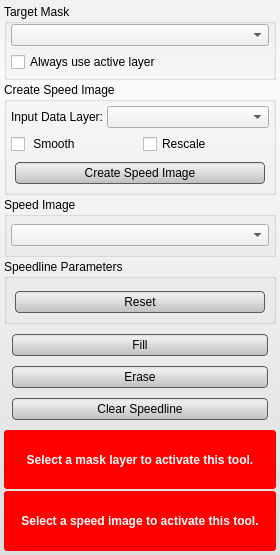
Old version of the form src/Interface/ToolInterface/SpeedlineToolInterface.ui in the repository SCIInstitute/Seg3D.
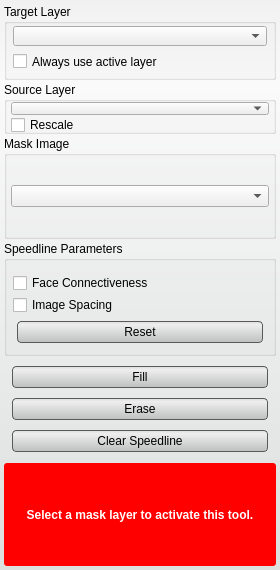
New version of the form. Custom widgets are drawn as their Qt base class.

Commit message: Hook up livewire tool.

```diff
--- a/src/Interface/ToolInterface/SpeedlineToolInterface.ui
+++ b/src/Interface/ToolInterface/SpeedlineToolInterface.ui
@@ -7,7 +7,7 @@
     <x>0</x>
     <y>0</y>
     <width>280</width>
-    <height>555</height>
+    <height>570</height>
    </rect>
   </property>
   <property name="sizePolicy">
@@ -55,10 +55,16 @@
    </property>
    <item>
     <widget class="QGroupBox" name="target_groupbox_">
+     <property name="sizePolicy">
+      <sizepolicy hsizetype="Preferred" vsizetype="Preferred">
+       <horstretch>0</horstretch>
+       <verstretch>0</verstretch>
+      </sizepolicy>
+     </property>
      <property name="minimumSize">
       <size>
        <width>0</width>
-       <height>76</height>
+       <height>0</height>
       </size>
      </property>
      <property name="maximumSize">
@@ -68,7 +74,7 @@
       </size>
      </property>
      <property name="title">
-      <string>Target Mask</string>
+      <string>Target Layer</string>
      </property>
      <layout class="QVBoxLayout" name="verticalLayout_4">
       <property name="spacing">
@@ -87,6 +93,11 @@
        <number>4</number>
       </property>
       <item>
+       <layout class="QVBoxLayout" name="verticalLayout_2">
+        <property name="margin">
+         <number>2</number>
+        </property>
+        <item>
        <widget class="QtUtils::QtDropableComboBox" name="target_mask_">
         <property name="sizePolicy">
          <sizepolicy hsizetype="Ignored" vsizetype="Fixed">
@@ -97,21 +108,6 @@
        </widget>
       </item>
       <item>
-       <widget class="QWidget" name="widget_2" native="true">
-        <property name="minimumSize">
-         <size>
-          <width>0</width>
-          <height>20</height>
-         </size>
-        </property>
-        <layout class="QHBoxLayout" name="horizontalLayout">
-         <property name="spacing">
-          <number>0</number>
-         </property>
-         <property name="margin">
-          <number>0</number>
-         </property>
-         <item>
           <widget class="QCheckBox" name="use_active_layer_">
            <property name="text">
             <string>Always use active layer</string>
@@ -119,7 +115,6 @@
           </widget>
          </item>
         </layout>
-       </widget>
       </item>
      </layout>
     </widget>
@@ -127,7 +122,7 @@
    <item>
     <widget class="QGroupBox" name="size_groupbox_">
      <property name="sizePolicy">
-      <sizepolicy hsizetype="Ignored" vsizetype="Preferred">
+      <sizepolicy hsizetype="Preferred" vsizetype="Preferred">
        <horstretch>0</horstretch>
        <verstretch>0</verstretch>
       </sizepolicy>
@@ -138,40 +133,36 @@
        <height>0</height>
       </size>
      </property>
+     <property name="maximumSize">
+      <size>
+       <width>16777215</width>
+       <height>52</height>
+      </size>
+     </property>
      <property name="title">
-      <string>Create Speed Image</string>
+      <string>Source Layer</string>
      </property>
-     <layout class="QVBoxLayout" name="verticalLayout_2">
+     <property name="alignment">
+      <set>Qt::AlignLeading|Qt::AlignLeft|Qt::AlignTop</set>
+     </property>
+     <layout class="QVBoxLayout" name="verticalLayout_12">
       <property name="spacing">
+       <number>0</number>
+      </property>
+      <property name="leftMargin">
        <number>4</number>
       </property>
-      <property name="margin">
+      <property name="topMargin">
+       <number>0</number>
+      </property>
+      <property name="rightMargin">
        <number>4</number>
       </property>
-      <item>
-       <layout class="QHBoxLayout" name="horizontalLayout_9">
         <property name="bottomMargin">
-         <number>2</number>
+       <number>4</number>
         </property>
         <item>
-         <widget class="QLabel" name="label">
-          <property name="sizePolicy">
-           <sizepolicy hsizetype="Fixed" vsizetype="Preferred">
-            <horstretch>0</horstretch>
-            <verstretch>0</verstretch>
-           </sizepolicy>
-          </property>
-          <property name="minimumSize">
-           <size>
-            <width>90</width>
-            <height>20</height>
-           </size>
-          </property>
-          <property name="text">
-           <string>Input Data Layer:</string>
-          </property>
-         </widget>
-        </item>
+       <layout class="QVBoxLayout" name="verticalLayout_13">
         <item>
          <widget class="QtUtils::QtDropableComboBox" name="target_data_layer_">
           <property name="sizePolicy">
@@ -182,33 +173,6 @@
           </property>
          </widget>
         </item>
-       </layout>
-      </item>
-      <item>
-       <widget class="QWidget" name="widget_4" native="true">
-        <property name="minimumSize">
-         <size>
-          <width>0</width>
-          <height>20</height>
-         </size>
-        </property>
-        <layout class="QHBoxLayout" name="horizontalLayout_2">
-         <property name="margin">
-          <number>0</number>
-         </property>
-         <item>
-          <widget class="QCheckBox" name="use_smooth_">
-           <property name="minimumSize">
-            <size>
-             <width>0</width>
-             <height>20</height>
-            </size>
-           </property>
-           <property name="text">
-            <string> Smooth</string>
-           </property>
-          </widget>
-         </item>
          <item>
           <widget class="QCheckBox" name="use_rescale_">
            <property name="minimumSize">
@@ -223,38 +187,18 @@
           </widget>
          </item>
         </layout>
-       </widget>
       </item>
-      <item>
-       <widget class="QWidget" name="widget_3" native="true">
-        <layout class="QVBoxLayout" name="verticalLayout_3">
-         <property name="spacing">
-          <number>0</number>
-         </property>
-         <property name="margin">
-          <number>0</number>
-         </property>
-         <item>
-          <widget class="QPushButton" name="run_gradient_button_">
-           <property name="minimumSize">
-            <size>
-             <width>0</width>
-             <height>30</height>
-            </size>
-           </property>
-           <property name="text">
-            <string>Create Speed Image</string>
-           </property>
-          </widget>
-         </item>
         </layout>
        </widget>
       </item>
-     </layout>
-    </widget>
-   </item>
    <item>
-    <widget class="QGroupBox" name="connected_to_gradient_groupbox_">
+    <widget class="QGroupBox" name="mask_image_groupbox_">
+     <property name="sizePolicy">
+      <sizepolicy hsizetype="Preferred" vsizetype="Preferred">
+       <horstretch>0</horstretch>
+       <verstretch>0</verstretch>
+      </sizepolicy>
+     </property>
      <property name="minimumSize">
       <size>
        <width>0</width>
@@ -268,7 +212,7 @@
       </size>
      </property>
      <property name="title">
-      <string>Speed Image</string>
+      <string>Mask Image</string>
      </property>
      <property name="alignment">
       <set>Qt::AlignLeading|Qt::AlignLeft|Qt::AlignTop</set>
@@ -281,7 +225,7 @@
        <number>4</number>
       </property>
       <item>
-       <widget class="QtUtils::QtDropableComboBox" name="gradient_layer_">
+       <widget class="QtUtils::QtDropableComboBox" name="mask_layer_">
         <property name="sizePolicy">
          <sizepolicy hsizetype="Ignored" vsizetype="Fixed">
           <horstretch>0</horstretch>
@@ -306,7 +250,12 @@
        <number>4</number>
       </property>
       <item>
-       <widget class="QtUtils::QtSliderIntCombo" name="iterations_" native="true">
+       <layout class="QVBoxLayout" name="verticalLayout_8">
+        <property name="margin">
+         <number>2</number>
+        </property>
+        <item>
+         <widget class="QtUtils::QtSliderDoubleCombo" name="grad_mag_weight_" native="true">
         <property name="sizePolicy">
          <sizepolicy hsizetype="Ignored" vsizetype="Preferred">
           <horstretch>0</horstretch>
@@ -325,6 +274,38 @@
         </property>
        </widget>
       </item>
+        <item>
+         <widget class="QtUtils::QtSliderDoubleCombo" name="grad_dir_weight_" native="true">
+          <property name="sizePolicy">
+           <sizepolicy hsizetype="Ignored" vsizetype="Preferred">
+            <horstretch>0</horstretch>
+            <verstretch>0</verstretch>
+           </sizepolicy>
+          </property>
+          <zorder>use_face_conn_</zorder>
+          <zorder>zero_cross_weight_</zorder>
+         </widget>
+        </item>
+        <item>
+         <widget class="QCheckBox" name="use_face_conn_">
+          <property name="text">
+           <string>Face Connectiveness</string>
+          </property>
+         </widget>
+        </item>
+        <item>
+         <widget class="QCheckBox" name="use_image_spacing_">
+          <property name="minimumSize">
+           <size>
+            <width>0</width>
+            <height>20</height>
+           </size>
+          </property>
+          <property name="text">
+           <string>Image Spacing</string>
+          </property>
+         </widget>
+        </item>
       <item>
        <widget class="QPushButton" name="reset_parameters_button_">
         <property name="minimumSize">
@@ -339,6 +320,8 @@
        </widget>
       </item>
      </layout>
+      </item>
+     </layout>
     </widget>
    </item>
    <item>
@@ -351,6 +334,8 @@
        <number>4</number>
       </property>
       <item>
+       <layout class="QVBoxLayout" name="verticalLayout_9">
+        <item>
        <widget class="QPushButton" name="fill_button_">
         <property name="minimumSize">
          <size>
@@ -390,6 +375,8 @@
        </widget>
       </item>
      </layout>
+      </item>
+     </layout>
     </widget>
    </item>
    <item>
@@ -434,54 +421,6 @@
      </layout>
     </widget>
    </item>
-   <item>
-    <widget class="QWidget" name="message_gradient_magnitude_layer_alert_" native="true">
-     <property name="sizePolicy">
-      <sizepolicy hsizetype="Ignored" vsizetype="Preferred">
-       <horstretch>0</horstretch>
-       <verstretch>0</verstretch>
-      </sizepolicy>
-     </property>
-     <property name="minimumSize">
-      <size>
-       <width>0</width>
-       <height>32</height>
-      </size>
-     </property>
-     <property name="styleSheet">
-      <string notr="true">QLabel#message_1_{
-  color: white;
-  font: bold;
-}
-
-QWidget#message_gradient_magnitude_layer_alert_{
-  border-radius: 3px;
-  background-color: red;
-}</string>
-     </property>
-     <layout class="QHBoxLayout" name="horizontalLayout_5">
-      <property name="spacing">
-       <number>0</number>
-      </property>
-      <property name="margin">
-       <number>4</number>
-      </property>
-      <item>
-       <widget class="QLabel" name="message_1_">
-        <property name="text">
-         <string>Select a speed image to activate this tool.</string>
-        </property>
-        <property name="alignment">
-         <set>Qt::AlignCenter</set>
-        </property>
-        <property name="wordWrap">
-         <bool>true</bool>
-        </property>
-       </widget>
-      </item>
-     </layout>
-    </widget>
-   </item>
   </layout>
  </widget>
  <customwidgets>
@@ -496,12 +435,6 @@
    <header location="global">QtUtils/Widgets/QtSliderDoubleCombo.h</header>
    <container>1</container>
   </customwidget>
-  <customwidget>
-   <class>QtUtils::QtSliderIntCombo</class>
-   <extends>QWidget</extends>
-   <header location="global">QtUtils/Widgets/QtSliderIntCombo.h</header>
-   <container>1</container>
-  </customwidget>
  </customwidgets>
  <resources/>
  <connections/>
```
Left out of the diff: 9 changed lines with no effect on the pictures. Lines whose indentation alone changed are shown as unchanged. The commit also changes 5 other files.
